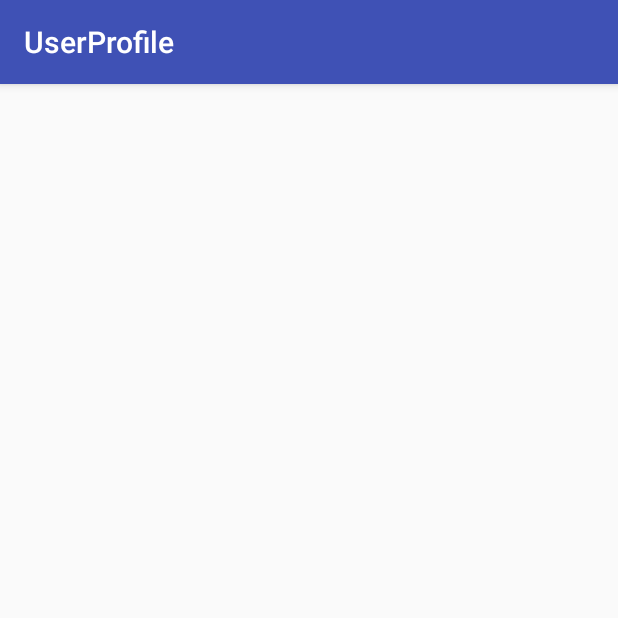
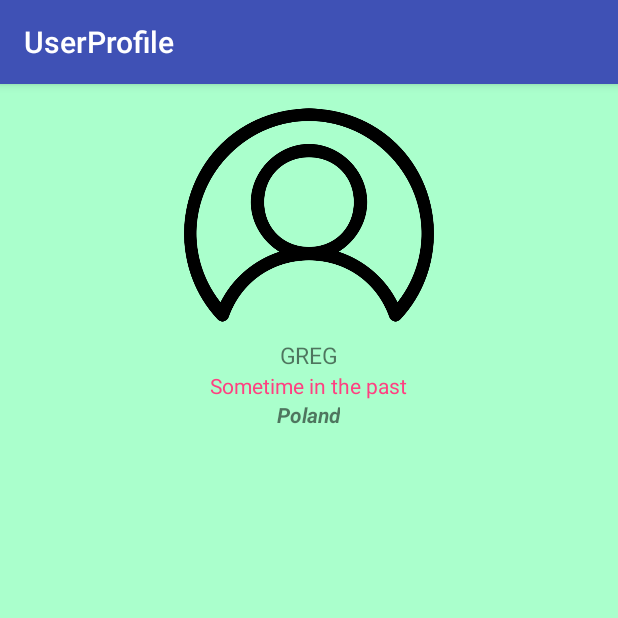
Before and after one commit to GregoryWilusz/ABND_UserProfile, an Android app: the screen it shows after launch (MainActivity), on a phone screen of 412 x 824 dp, the top half of it. Run offline under Robolectric (Android 15) with nearby library versions, the phone set to English and light mode, and no system bars.

Commit message:
Finished practise set exercises

```diff
--- a/app/src/main/java/com/example/android/userprofile/MainActivity.java
+++ b/app/src/main/java/com/example/android/userprofile/MainActivity.java
@@ -1,7 +1,13 @@
 package com.example.android.userprofile;
 
+import android.graphics.Color;
+import android.graphics.Typeface;
 import android.support.v7.app.AppCompatActivity;
 import android.os.Bundle;
+import android.view.View;
+import android.widget.ImageView;
+import android.widget.LinearLayout;
+import android.widget.TextView;
 
 public class MainActivity extends AppCompatActivity {
 
@@ -9,5 +15,28 @@ public class MainActivity extends AppCompatActivity {
     protected void onCreate(Bundle savedInstanceState) {
         super.onCreate(savedInstanceState);
         setContentView(R.layout.activity_main);
+
+        View root = findViewById(R.id.root_view);
+        root.setBackgroundColor(Color.parseColor("#AAFFCC"));
+
+
+        TextView name = findViewById(R.id.name);
+        name.setText(String.valueOf("Greg"));
+        name.setAllCaps(true);
+        name.setTextSize(15);
+
+        TextView birthday = findViewById(R.id.birthday);
+        birthday.setText(String.valueOf("Sometime in the past"));
+        birthday.setTextColor(Color.parseColor("#FF4081"));
+
+        TextView country = findViewById(R.id.country);
+        country.setText(String.valueOf("Poland"));
+        country.setTypeface(null, Typeface.BOLD_ITALIC);
+
+        LinearLayout.LayoutParams layoutParams = new LinearLayout.LayoutParams(250,250);
+
+        ImageView userProfile = findViewById(R.id.profile_picture);
+        userProfile.setImageResource(R.drawable.user_profile);
+        userProfile.setLayoutParams(layoutParams);
     }
 }
--- a/app/src/main/res/layout/activity_main.xml
+++ b/app/src/main/res/layout/activity_main.xml
@@ -1,14 +1,23 @@
 <?xml version="1.0" encoding="utf-8"?>
 <LinearLayout xmlns:android="http://schemas.android.com/apk/res/android"
+    android:id="@+id/root_view"
     xmlns:tools="http://schemas.android.com/tools"
     android:layout_width="match_parent"
     android:layout_height="match_parent"
     tools:context="com.example.android.userprofile.MainActivity">
 
+    <LinearLayout
+        android:layout_width="match_parent"
+        android:layout_height="wrap_content"
+        android:orientation="vertical"
+        android:gravity="center_horizontal"
+        android:padding="4dp">
+
+
         <ImageView
             android:id="@+id/profile_picture"
-        android:layout_height="wrap_content"
-        android:layout_width="wrap_content"/>
+            android:layout_width="wrap_content"
+            android:layout_height="wrap_content" />
 
         <TextView
             android:id="@+id/name"
@@ -26,3 +35,4 @@
             android:layout_height="wrap_content" />
 
     </LinearLayout>
+</LinearLayout>
```
Also changed, not shown: app/src/main/res/drawable-v24/user_profile.png (added). Lines whose indentation alone changed are shown as unchanged.
